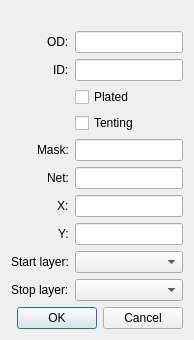
Old version of the form xeda2/ui/ins_via.ui in the repository xgvargas/xeda.
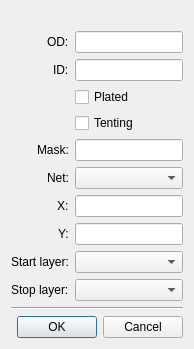
New version of the form. Icons and pictures are not drawn.

Commit message: show the inspector window

The edit to the form file:
```diff
--- a/xeda2/ui/ins_via.ui
+++ b/xeda2/ui/ins_via.ui
@@ -7,7 +7,7 @@
     <x>0</x>
     <y>0</y>
     <width>200</width>
-    <height>424</height>
+    <height>433</height>
    </rect>
   </property>
   <property name="windowTitle">
@@ -92,9 +92,6 @@
        </property>
       </widget>
      </item>
-     <item row="5" column="1">
-      <widget class="QLineEdit" name="lineEdit_3"/>
-     </item>
      <item row="6" column="0">
       <widget class="QLabel" name="label_4">
        <property name="text">
@@ -133,10 +130,20 @@
       </widget>
      </item>
      <item row="9" column="1">
-      <widget class="QComboBox" name="comboBox_2"/>
+      <widget class="QComboBox" name="sel_end"/>
+     </item>
+     <item row="5" column="1">
+      <widget class="QComboBox" name="sel_net"/>
      </item>
     </layout>
    </item>
+   <item>
+    <widget class="Line" name="line">
+     <property name="orientation">
+      <enum>Qt::Horizontal</enum>
+     </property>
+    </widget>
+   </item>
    <item>
     <widget class="QDialogButtonBox" name="buttonBox">
      <property name="standardButtons">
```
Left out of the diff: 70 changed lines with no effect on the pictures. The commit also changes 5 other files.
